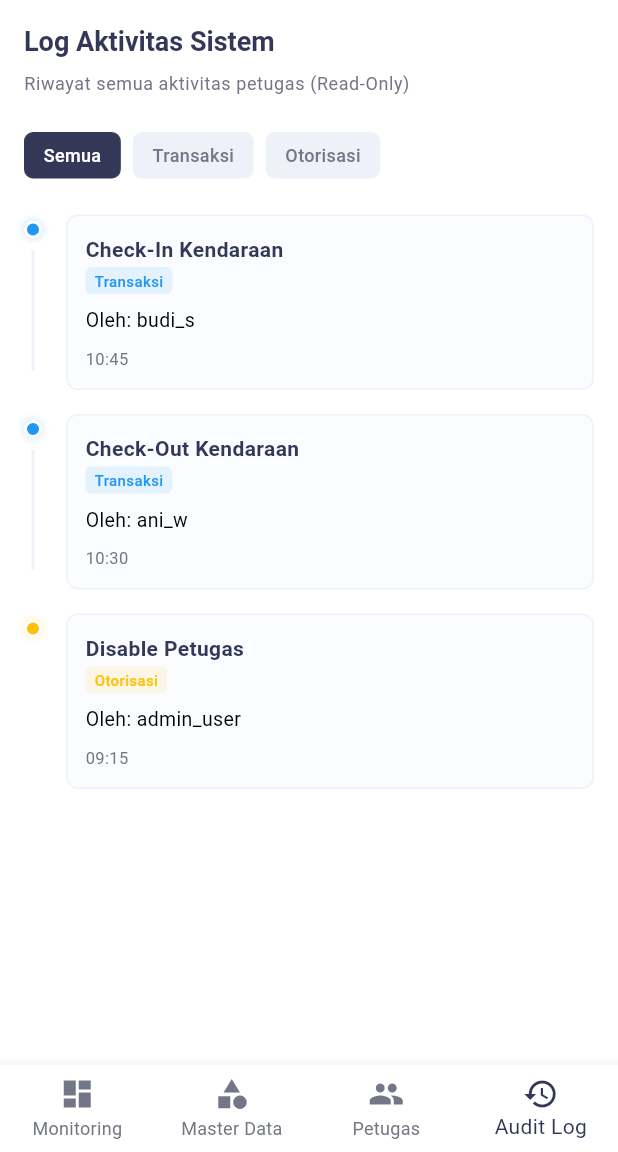
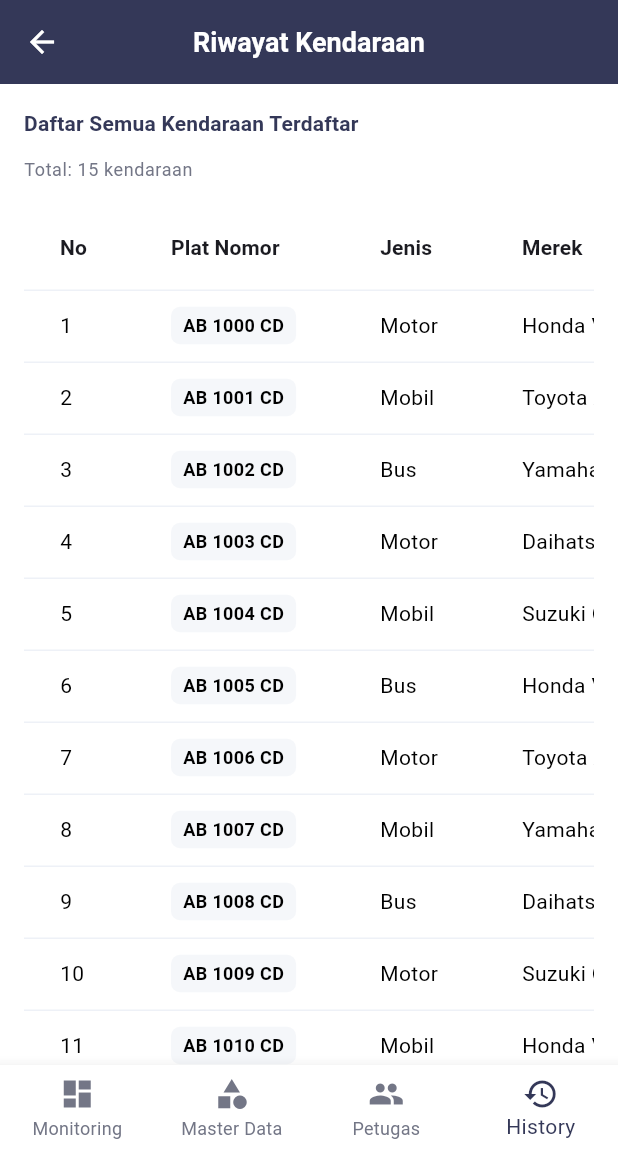
Before and after one commit to abimanyupewe/module_parking_app, a Flutter app: the AdminDashboardPage screen opened by its route, item 4 of the bottom bar chosen, on a phone screen of 412 x 824 dp, the part 84-1236 px from its top. Run offline on Flutter 3.47's test engine with Material 3 defaults, Android fonts, the phone set to English and light mode, and no system bars; our stand-ins replace pdf, printing, shared_preferences, sqflite, sqflite_common_ffi; missing offline and left inert: bcrypt; accounts and stored records are empty.

Commit message:
refactor(admin): ubah monitoring ke overview dan tambah history page dengan datatable

```diff
--- a/lib/features/admin/pages/admin_dashboard_page.dart
+++ b/lib/features/admin/pages/admin_dashboard_page.dart
@@ -1,10 +1,10 @@
 import 'package:flutter/material.dart';
 import '../../../config/colors.dart';
 import '../../../core/preferences/app_preferences.dart';
-import '../widgets/admin_monitoring_section.dart';
+import '../widgets/admin_overview_section.dart';
 import '../widgets/admin_master_data_section.dart';
 import '../widgets/admin_staff_management_section.dart';
-import '../widgets/admin_audit_section.dart';
+import '../pages/admin_history_page.dart';
 import '../pages/admin_profile_page.dart';
 
 /// Admin Dashboard Page - Manajer operasional
@@ -19,10 +19,10 @@ class _AdminDashboardPageState extends State<AdminDashboardPage> {
   int _selectedIndex = 0;
 
   final List<Widget> _pages = [
-    const AdminMonitoringSection(),
+    const AdminOverviewSection(),
     const AdminMasterDataSection(),
     const AdminStaffManagementSection(),
-    const AdminAuditSection(),
+    const AdminHistoryPage(),
   ];
 
   @override
@@ -115,10 +115,7 @@ class _AdminDashboardPageState extends State<AdminDashboardPage> {
             label: 'Master Data',
           ),
           BottomNavigationBarItem(icon: Icon(Icons.people), label: 'Petugas'),
-          BottomNavigationBarItem(
-            icon: Icon(Icons.history),
-            label: 'Audit Log',
-          ),
+          BottomNavigationBarItem(icon: Icon(Icons.history), label: 'History'),
         ],
       ),
     );
--- /dev/null
+++ b/lib/features/admin/pages/admin_history_page.dart
@@ -0,0 +1,197 @@
+import 'package:flutter/material.dart';
+import '../../../config/colors.dart';
+import '../../../models/kendaraan_model.dart';
+
+/// Admin History Page - Menampilkan riwayat kendaraan dalam DataTable
+class AdminHistoryPage extends StatefulWidget {
+  const AdminHistoryPage({Key? key}) : super(key: key);
+
+  @override
+  State<AdminHistoryPage> createState() => _AdminHistoryPageState();
+}
+
+class _AdminHistoryPageState extends State<AdminHistoryPage> {
+  late List<KendaraanModel> _vehicles = [];
+  bool _isLoading = false;
+
+  @override
+  void initState() {
+    super.initState();
+    _loadVehicles();
+  }
+
+  /// Load vehicle data
+  Future<void> _loadVehicles() async {
+    if (_isLoading) return;
+
+    if (mounted) {
+      setState(() {
+        _isLoading = true;
+      });
+    }
+
+    try {
+      // Simulasi loading delay
+      await Future.delayed(const Duration(milliseconds: 500));
+
+      // Generate mock data
+      final vehicles = _generateMockVehicles();
+
+      if (mounted) {
+        setState(() {
+          _vehicles = vehicles;
+          _isLoading = false;
+        });
+      }
+    } catch (e) {
+      if (mounted) {
+        setState(() {
+          _isLoading = false;
+        });
+        ScaffoldMessenger.of(
+          context,
+        ).showSnackBar(SnackBar(content: Text('Error: $e')));
+      }
+    }
+  }
+
+  /// Generate mock vehicle data
+  List<KendaraanModel> _generateMockVehicles() {
+    final vehicles = <KendaraanModel>[];
+    final merk = [
+      'Honda Vario',
+      'Toyota Avanza',
+      'Yamaha Nmax',
+      'Daihatsu Xenia',
+      'Suzuki Carry',
+    ];
+
+    for (int i = 0; i < 15; i++) {
+      final jenisIdx = i % 3;
+      vehicles.add(
+        KendaraanModel(
+          idKendaraan: i + 1,
+          platNomor: 'AB ${1000 + i} CD',
+          idJenis: jenisIdx,
+          merk: merk[i % merk.length],
+          warna: 'Hitam',
+        ),
+      );
+    }
+
+    return vehicles;
+  }
+
+  /// Get jenis kendaraan string
+  String _getJenisKendaraan(int idJenis) {
+    switch (idJenis) {
+      case 0:
+        return 'Motor';
+      case 1:
+        return 'Mobil';
+      case 2:
+        return 'Bus';
+      default:
+        return 'Lainnya';
+    }
+  }
+
+  @override
+  Widget build(BuildContext context) {
+    return Scaffold(
+      appBar: AppBar(title: const Text('Riwayat Kendaraan'), elevation: 0),
+      body: _isLoading
+          ? const Center(child: CircularProgressIndicator())
+          : SingleChildScrollView(
+              padding: const EdgeInsets.all(16),
+              child: Column(
+                crossAxisAlignment: CrossAxisAlignment.start,
+                children: [
+                  // Title
+                  Text(
+                    'Daftar Semua Kendaraan Terdaftar',
+                    style: Theme.of(context).textTheme.titleMedium?.copyWith(
+                      fontWeight: FontWeight.bold,
+                    ),
+                  ),
+                  const SizedBox(height: 12),
+                  Text(
+                    'Total: ${_vehicles.length} kendaraan',
+                    style: Theme.of(context).textTheme.bodySmall,
+                  ),
+                  const SizedBox(height: 16),
+
+                  // Data Table
+                  SingleChildScrollView(
+                    scrollDirection: Axis.horizontal,
+                    child: DataTable(
+                      columns: const [
+                        DataColumn(
+                          label: Text(
+                            'No',
+                            style: TextStyle(fontWeight: FontWeight.bold),
+                          ),
+                        ),
+                        DataColumn(
+                          label: Text(
+                            'Plat Nomor',
+                            style: TextStyle(fontWeight: FontWeight.bold),
+                          ),
+                        ),
+                        DataColumn(
+                          label: Text(
+                            'Jenis',
+                            style: TextStyle(fontWeight: FontWeight.bold),
+                          ),
+                        ),
+                        DataColumn(
+                          label: Text(
+                            'Merek',
+                            style: TextStyle(fontWeight: FontWeight.bold),
+                          ),
+                        ),
+                        DataColumn(
+                          label: Text(
+                            'Warna',
+                            style: TextStyle(fontWeight: FontWeight.bold),
+                          ),
+                        ),
+                      ],
+                      rows: List<DataRow>.generate(_vehicles.length, (index) {
+                        final vehicle = _vehicles[index];
+                        return DataRow(
+                          cells: [
+                            DataCell(Text('${index + 1}')),
+                            DataCell(
+                              Container(
+                                padding: const EdgeInsets.symmetric(
+                                  horizontal: 8,
+                                  vertical: 4,
+                                ),
+                                decoration: BoxDecoration(
+                                  color: AppColors.primaryLight,
+                                  borderRadius: BorderRadius.circular(6),
+                                ),
+                                child: Text(
+                                  vehicle.platNomor,
+                                  style: const TextStyle(
+                                    fontWeight: FontWeight.w600,
+                                    fontSize: 12,
+                                  ),
+                                ),
+                              ),
+                            ),
+                            DataCell(Text(_getJenisKendaraan(vehicle.idJenis))),
+                            DataCell(Text(vehicle.merk)),
+                            DataCell(Text(vehicle.warna)),
+                          ],
+                        );
+                      }),
+                    ),
+                  ),
+                ],
+              ),
+            ),
+    );
+  }
+}
```
Also changed, not shown: lib/features/admin/widgets/admin_monitoring_section.dart (deleted, +0 -337 lines), lib/features/admin/widgets/admin_overview_section.dart (added, +117 -0 lines).
